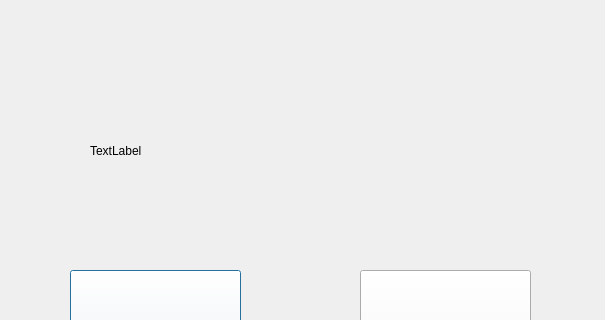
Mike-Wazovsky/Great-project-1-course, file src/windowwithgame.ui: the form before one commit; both pictures show x 0 to 605 and y 0 to 320 of the 605 by 572 pixel window.
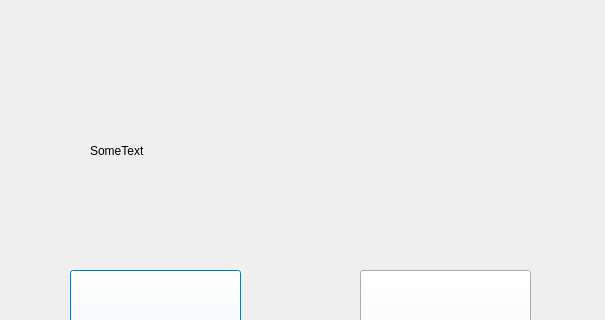
The form after the commit.

Patch:
```diff
--- a/src/windowwithgame.ui
+++ b/src/windowwithgame.ui
@@ -49,7 +49,7 @@
     </rect>
    </property>
    <property name="text">
-    <string>TextLabel</string>
+    <string>SomeText</string>
    </property>
   </widget>
  </widget>
```
